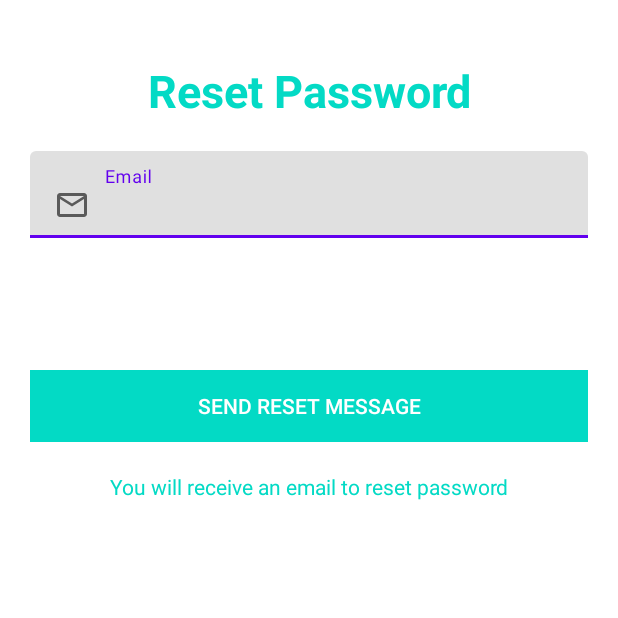
After one commit to joel-rodgers/Finder-Kenya, an Android app: the ForgetPassword screen opened directly, with no data from a screen before it, on a phone screen of 412 x 824 dp, the top half of it. The commit adds this screen. Run offline under Robolectric (Android 15) with nearby library versions, the phone set to English and light mode, and no system bars; our stand-ins replace Firebase (no records; nobody signed in at launch, a user with empty details on screens opened directly).

Commit message:
Reset Password Complete

```diff
--- a/app/src/main/AndroidManifest.xml
+++ b/app/src/main/AndroidManifest.xml
@@ -11,6 +11,9 @@
         android:roundIcon="@mipmap/ic_launcher_round"
         android:supportsRtl="true"
         android:theme="@style/Theme.FinderKenya">
+        <activity
+            android:name=".ForgetPassword"
+            android:exported="true" />
         <activity
             android:name=".SightingList"
             android:exported="true" />
--- /dev/null
+++ b/app/src/main/java/com/example/finderkenya/ForgetPassword.java
@@ -0,0 +1,71 @@
+package com.example.finderkenya;
+
+import androidx.annotation.NonNull;
+import androidx.appcompat.app.AppCompatActivity;
+
+import android.os.Bundle;
+import android.view.View;
+import android.widget.Button;
+import android.widget.EditText;
+import android.widget.ProgressBar;
+import android.widget.TextView;
+
+import com.google.android.gms.tasks.OnCompleteListener;
+import com.google.android.gms.tasks.Task;
+import com.google.firebase.auth.FirebaseAuth;
+import com.google.firebase.auth.SignInMethodQueryResult;
+
+public class ForgetPassword extends AppCompatActivity {
+
+    private FirebaseAuth mAuth;
+    private ProgressBar progressBar;
+    private TextView resetState;
+    private EditText email;
+    private Button reset;
+
+    @Override
+    protected void onCreate(Bundle savedInstanceState) {
+        super.onCreate(savedInstanceState);
+        setContentView(R.layout.activity_forget_password);
+
+         mAuth = FirebaseAuth.getInstance();
+         email = findViewById(R.id.email);
+         resetState = findViewById(R.id.resetText);
+         reset = findViewById(R.id.resetPassword);
+         progressBar = findViewById(R.id.progress_bar);
+
+         reset.setOnClickListener(new View.OnClickListener() {
+             @Override
+             public void onClick(View v) {
+                 progressBar.setVisibility(View.VISIBLE);
+                 mAuth.fetchSignInMethodsForEmail(email.getText().toString()).addOnCompleteListener(new OnCompleteListener<SignInMethodQueryResult>() {
+                     @Override
+                     public void onComplete(@NonNull Task<SignInMethodQueryResult> task) {
+                         if(task.getResult().getSignInMethods().isEmpty()){
+                             progressBar.setVisibility(View.GONE);
+                             resetState.setText("This is not a registered email, you can create new account");
+                         }else{
+                             mAuth.sendPasswordResetEmail(email.getText().toString()).addOnCompleteListener(new OnCompleteListener<Void>() {
+                                 @Override
+                                 public void onComplete(@NonNull Task<Void> task) {
+                                     progressBar.setVisibility(View.GONE);
+                                     if(task.isSuccessful()){
+                                         resetState.setText("A password reset email has been sent to your email address");
+                                     }else{
+                                         resetState.setText(task.getException().getMessage());
+                                     }
+
+                                 }
+                             });
+                         }
+
+                     }
+                 });
+
+
+             }
+         });
+
+
+    }
+}
--- /dev/null
+++ b/app/src/main/res/layout/activity_forget_password.xml
@@ -0,0 +1,71 @@
+<?xml version="1.0" encoding="utf-8"?>
+<RelativeLayout xmlns:android="http://schemas.android.com/apk/res/android"
+    xmlns:app="http://schemas.android.com/apk/res-auto"
+    xmlns:tools="http://schemas.android.com/tools"
+    android:layout_width="match_parent"
+    android:layout_height="match_parent"
+    tools:context=".ForgetPassword">
+
+    <LinearLayout
+        android:layout_width="match_parent"
+        android:layout_height="match_parent"
+        android:padding="20dp"
+        android:orientation="vertical">
+
+        <TextView
+            android:layout_width="match_parent"
+            android:layout_height="wrap_content"
+            android:layout_marginTop="20dp"
+            android:text="Reset Password"
+            android:gravity="center"
+            android:textColor="@color/teal_200"
+            android:textSize="30sp"
+            android:textStyle="bold"/>
+
+        <com.google.android.material.textfield.TextInputLayout
+            android:layout_width="match_parent"
+            android:layout_height="wrap_content"
+            android:hint="Email"
+            android:layout_marginTop="20dp"
+            android:layout_marginBottom="20dp">
+
+            <com.google.android.material.textfield.TextInputEditText
+                android:id="@+id/email"
+                android:layout_width="match_parent"
+                android:layout_height="wrap_content"
+                android:drawableLeft="@drawable/mail_small_icon"
+                android:drawablePadding="10dp" />
+
+        </com.google.android.material.textfield.TextInputLayout>
+
+        <ProgressBar
+            android:id="@+id/progress_bar"
+            android:layout_gravity="center"
+            android:layout_height="wrap_content"
+            android:layout_marginTop="20dp"
+            android:layout_width="wrap_content"
+            android:visibility="invisible"/>
+
+
+        <androidx.appcompat.widget.AppCompatButton
+            android:id="@+id/resetPassword"
+            android:layout_width="match_parent"
+            android:layout_height="wrap_content"
+            android:background="#FF03DAC5"
+            android:text="Send Reset Message"
+            android:textColor="#FFF" />
+
+        <TextView
+            android:layout_width="match_parent"
+            android:layout_height="wrap_content"
+            android:textColor="@color/teal_200"
+            android:layout_margin="20dp"
+            android:text="You will receive an email to reset password"
+            android:gravity="center"
+            android:id="@+id/resetText"/>
+
+
+    </LinearLayout>
+
+
+</RelativeLayout>
```
Also changed, not shown: app/src/main/java/com/example/finderkenya/LoginActivity.java (+16 -16 lines), app/src/main/java/com/example/finderkenya/LoginTabFragment.java (+15 -4 lines), app/src/main/res/layout/activity_login.xml (+0 -43 lines), app/src/main/res/layout/login_tab_fragment.xml (+12 -0 lines).
